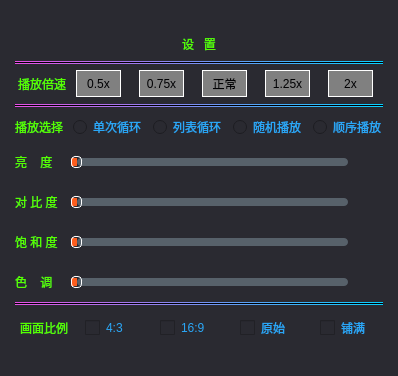
huizhang556/pc-video-player, file VideoPlayer/videomodels/AdjustBright.ui: the form before one commit.
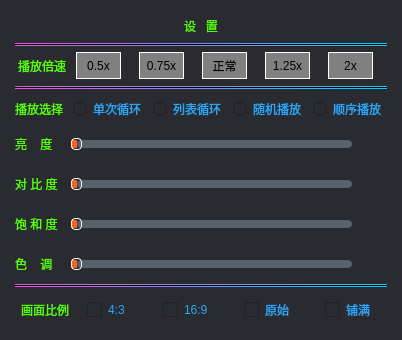
The form after the commit. Icons and pictures are not drawn.

Diff of the .ui file:
```diff
--- a/VideoPlayer/videomodels/AdjustBright.ui
+++ b/VideoPlayer/videomodels/AdjustBright.ui
@@ -6,8 +6,8 @@
    <rect>
     <x>0</x>
     <y>0</y>
-    <width>390</width>
-    <height>376</height>
+    <width>402</width>
+    <height>340</height>
    </rect>
   </property>
   <property name="windowTitle">
```
Left out of the diff: 520 changed lines with no effect on the pictures.
